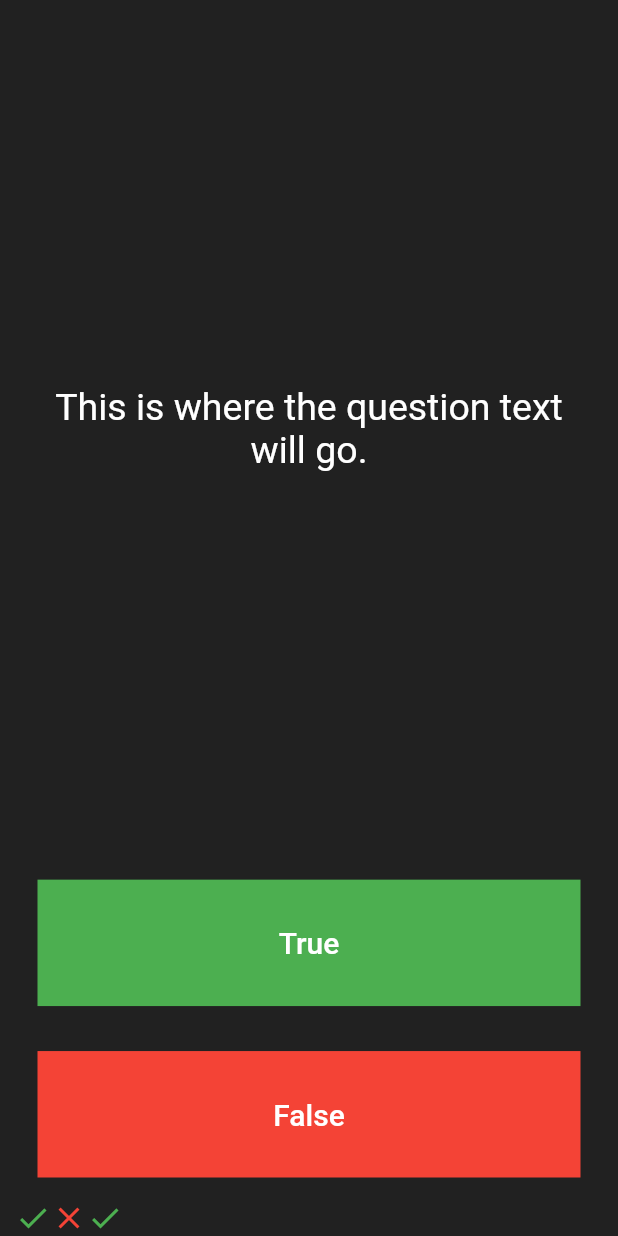
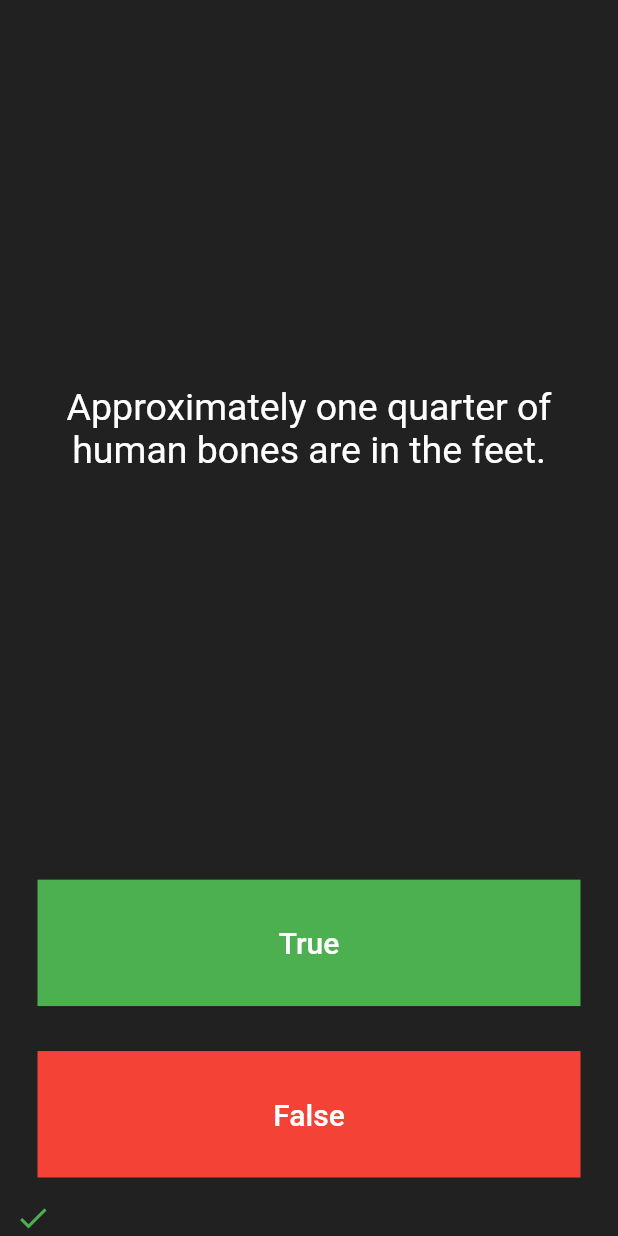
Before and after one commit to aadarshnaik/quizzler, a Flutter app: the screen it shows after launch, after a tap on "True", on a phone screen of 412 x 824 dp. Run offline on Flutter 3.47's test engine with Material 2 defaults, Android fonts, the phone set to English and light mode, and no system bars.

Commit message:
Creating Questions and Answers ans using conditionals if/else in dart

```diff
--- a/lib/main.dart
+++ b/lib/main.dart
@@ -27,16 +27,19 @@ class QuizPage extends StatefulWidget {
 }
 
 class _QuizPageState extends State<QuizPage> {
-  List<Icon> scoreKeeper = [
-    Icon(
-      Icons.check,
-      color: Colors.green,
-    ),
-    Icon(
-      Icons.close,
-      color: Colors.red,
-    )
+  List<Icon> scoreKeeper = [];
+  List<String> questions = [
+    'You can lead a cow down stairs but not up stairs.',
+    'Approximately one quarter of human bones are in the feet.',
+    'A slug\'s blood is green.'
   ];
+
+  List<bool> answers = [
+    false, true, true
+  ];
+
+  int questionNum = 0;
+
   @override
   Widget build(BuildContext context) {
     return Column(
@@ -49,7 +52,7 @@ class _QuizPageState extends State<QuizPage> {
             padding: EdgeInsets.all(10.0),
             child: Center(
               child: Text(
-                'This is where the question text will go.',
+                questions[questionNum],
                 textAlign: TextAlign.center,
                 style: TextStyle(
                   fontSize: 25.0,
@@ -73,8 +76,18 @@ class _QuizPageState extends State<QuizPage> {
                   ),
                 ),
                 onPressed: () {
+
+                  bool correctAnswer = answers[questionNum];
+                  if(correctAnswer == true){
+                    print('User Got it right');
+                  }
+                  else{
+                    print('User Got it wrong');
+                  }
+
                   //The user picked true.
                   setState(() {
+                    questionNum ++;
                     scoreKeeper.add(
                       Icon(
                         Icons.check,
@@ -103,6 +116,7 @@ class _QuizPageState extends State<QuizPage> {
                 onPressed: () {
                   //The user picked false.
                   setState(() {
+                    questionNum++;
                     scoreKeeper.add(
                       Icon(
                         Icons.close,
```
